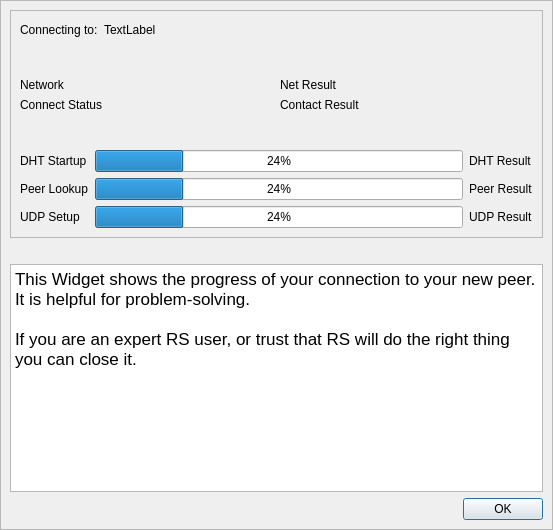
Before: the Qt Designer form retroshare-gui/src/gui/connect/ConnectProgressDialog.ui in RetroShare/RetroShare, drawn with Qt 5.
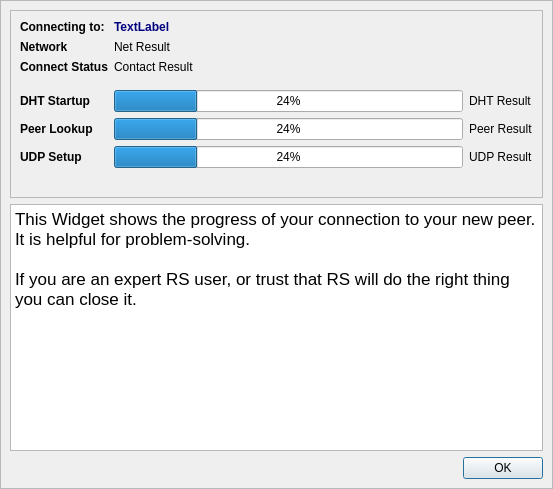
After: the same form once the commit is applied. Icons and pictures are not drawn. Custom widgets are drawn as their Qt base class.

Commit message: * Corrected the layout of the Connect Progress Dialog * Added few more file type icons for "cpp", "h" nd "c" * Corrected some strings * Moved Uploads to Downloads Tab.

```diff
--- a/retroshare-gui/src/gui/connect/ConnectProgressDialog.ui
+++ b/retroshare-gui/src/gui/connect/ConnectProgressDialog.ui
@@ -7,7 +7,7 @@
     <x>0</x>
     <y>0</y>
     <width>553</width>
-    <height>530</height>
+    <height>489</height>
    </rect>
   </property>
   <property name="windowTitle">
@@ -42,8 +42,8 @@
      <property name="frameShadow">
       <enum>QFrame::Raised</enum>
      </property>
-     <layout class="QVBoxLayout" name="verticalLayout_3">
-      <item>
+     <layout class="QGridLayout" name="gridLayout_3">
+      <item row="0" column="0" rowspan="2">
        <widget class="QFrame" name="progressFrame">
         <property name="enabled">
          <bool>true</bool>
@@ -54,215 +54,230 @@
         <property name="frameShadow">
          <enum>QFrame::Raised</enum>
         </property>
-        <layout class="QVBoxLayout" name="verticalLayout">
-         <item>
-          <layout class="QHBoxLayout" name="horizontalLayout_8">
-           <item>
+        <layout class="QGridLayout" name="gridLayout_2">
+         <item row="0" column="0">
+          <layout class="QGridLayout" name="gridLayout">
+           <item row="0" column="0">
             <widget class="QLabel" name="label">
+             <property name="font">
+              <font>
+               <weight>75</weight>
+               <bold>true</bold>
+              </font>
+             </property>
              <property name="text">
               <string>Connecting to:</string>
              </property>
             </widget>
            </item>
-           <item>
-            <widget class="QLabel" name="connectId">
-             <property name="text">
-              <string>TextLabel</string>
-             </property>
-            </widget>
-           </item>
-           <item>
-            <spacer name="horizontalSpacer_2">
-             <property name="orientation">
-              <enum>Qt::Horizontal</enum>
-             </property>
-             <property name="sizeHint" stdset="0">
-              <size>
-               <width>40</width>
-               <height>20</height>
-              </size>
-             </property>
-            </spacer>
-           </item>
-          </layout>
-         </item>
-         <item>
-          <spacer name="verticalSpacer_6">
-           <property name="orientation">
-            <enum>Qt::Vertical</enum>
-           </property>
-           <property name="sizeHint" stdset="0">
-            <size>
-             <width>20</width>
-             <height>13</height>
-            </size>
-           </property>
-          </spacer>
-         </item>
-         <item>
-          <layout class="QGridLayout" name="gridLayout_2">
-           <item row="0" column="0">
+           <item row="1" column="0">
             <widget class="QLabel" name="label_3">
+             <property name="font">
+              <font>
+               <weight>75</weight>
+               <bold>true</bold>
+              </font>
+             </property>
              <property name="text">
               <string>Network </string>
              </property>
             </widget>
            </item>
-           <item row="0" column="1">
-            <widget class="QLabel" name="NetResult">
-             <property name="text">
-              <string>Net Result</string>
-             </property>
-            </widget>
-           </item>
-           <item row="1" column="0">
+           <item row="2" column="0">
             <widget class="QLabel" name="label_4">
+             <property name="font">
+              <font>
+               <weight>75</weight>
+               <bold>true</bold>
+              </font>
+             </property>
              <property name="text">
               <string>Connect Status</string>
              </property>
             </widget>
            </item>
-           <item row="1" column="1">
-            <widget class="QLabel" name="ContactResult">
-             <property name="text">
-              <string>Contact Result</string>
-             </property>
-            </widget>
-           </item>
-          </layout>
-         </item>
-         <item>
-          <spacer name="verticalSpacer_5">
-           <property name="orientation">
-            <enum>Qt::Vertical</enum>
-           </property>
-           <property name="sizeHint" stdset="0">
-            <size>
-             <width>20</width>
-             <height>13</height>
-            </size>
-           </property>
-          </spacer>
-         </item>
-         <item>
-          <layout class="QGridLayout" name="gridLayout">
-           <item row="0" column="0">
+           <item row="4" column="0">
             <widget class="QLabel" name="label_2">
+             <property name="font">
+              <font>
+               <weight>75</weight>
+               <bold>true</bold>
+              </font>
+             </property>
              <property name="text">
               <string>DHT Startup</string>
              </property>
             </widget>
            </item>
-           <item row="0" column="1">
-            <widget class="QProgressBar" name="DhtProgressBar">
-             <property name="value">
-              <number>24</number>
-             </property>
-            </widget>
-           </item>
-           <item row="0" column="2">
+           <item row="4" column="2">
             <widget class="QLabel" name="DhtResult">
              <property name="text">
               <string>DHT Result</string>
              </property>
             </widget>
            </item>
-           <item row="1" column="0">
+           <item row="5" column="0">
             <widget class="QLabel" name="label_6">
+             <property name="font">
+              <font>
+               <weight>75</weight>
+               <bold>true</bold>
+              </font>
+             </property>
              <property name="text">
               <string>Peer Lookup</string>
              </property>
             </widget>
            </item>
-           <item row="1" column="1">
-            <widget class="QProgressBar" name="LookupProgressBar">
-             <property name="value">
-              <number>24</number>
-             </property>
-            </widget>
-           </item>
-           <item row="1" column="2">
+           <item row="5" column="2">
             <widget class="QLabel" name="LookupResult">
              <property name="text">
               <string>Peer Result</string>
              </property>
             </widget>
            </item>
-           <item row="2" column="0">
+           <item row="6" column="0">
             <widget class="QLabel" name="label_7">
+             <property name="font">
+              <font>
+               <weight>75</weight>
+               <bold>true</bold>
+              </font>
+             </property>
              <property name="text">
               <string>UDP Setup</string>
              </property>
             </widget>
            </item>
-           <item row="2" column="1">
-            <widget class="QProgressBar" name="UdpProgressBar">
-             <property name="value">
-              <number>24</number>
-             </property>
-            </widget>
-           </item>
-           <item row="2" column="2">
+           <item row="6" column="2">
             <widget class="QLabel" name="UdpResult">
              <property name="text">
               <string>UDP Result</string>
              </property>
             </widget>
            </item>
+           <item row="4" column="1">
+            <widget class="QProgressBar" name="DhtProgressBar">
+             <property name="value">
+              <number>24</number>
+             </property>
+            </widget>
+           </item>
+           <item row="5" column="1">
+            <widget class="QProgressBar" name="LookupProgressBar">
+             <property name="value">
+              <number>24</number>
+             </property>
+            </widget>
+           </item>
+           <item row="6" column="1">
+            <widget class="QProgressBar" name="UdpProgressBar">
+             <property name="value">
+              <number>24</number>
+             </property>
+            </widget>
+           </item>
+           <item row="0" column="1">
+            <widget class="QLabel" name="connectId">
+             <property name="palette">
+              <palette>
+               <active>
+                <colorrole role="WindowText">
+                 <brush brushstyle="SolidPattern">
+                  <color alpha="255">
+                   <red>0</red>
+                   <green>0</green>
+                   <blue>127</blue>
+                  </color>
+                 </brush>
+                </colorrole>
+               </active>
+               <inactive>
+                <colorrole role="WindowText">
+                 <brush brushstyle="SolidPattern">
+                  <color alpha="255">
+                   <red>0</red>
+                   <green>0</green>
+                   <blue>127</blue>
+                  </color>
+                 </brush>
+                </colorrole>
+               </inactive>
+               <disabled>
+                <colorrole role="WindowText">
+                 <brush brushstyle="SolidPattern">
+                  <color alpha="255">
+                   <red>118</red>
+                   <green>116</green>
+                   <blue>108</blue>
+                  </color>
+                 </brush>
+                </colorrole>
+               </disabled>
+              </palette>
+             </property>
+             <property name="font">
+              <font>
+               <pointsize>9</pointsize>
+               <weight>75</weight>
+               <bold>true</bold>
+              </font>
+             </property>
+             <property name="text">
+              <string>TextLabel</string>
+             </property>
+            </widget>
+           </item>
+           <item row="1" column="1">
+            <widget class="QLabel" name="NetResult">
+             <property name="text">
+              <string>Net Result</string>
+             </property>
+            </widget>
+           </item>
+           <item row="2" column="1">
+            <widget class="QLabel" name="ContactResult">
+             <property name="text">
+              <string>Contact Result</string>
+             </property>
+            </widget>
+           </item>
+           <item row="8" column="0">
+            <widget class="QLabel" name="statusIcon">
+             <property name="text">
+              <string/>
+             </property>
+            </widget>
+           </item>
+           <item row="8" column="1">
+            <widget class="QLabel" name="statusTitle">
+             <property name="text">
+              <string/>
+             </property>
+            </widget>
+           </item>
+           <item row="3" column="1">
+            <spacer name="verticalSpacer">
+             <property name="orientation">
+              <enum>Qt::Vertical</enum>
+             </property>
+             <property name="sizeType">
+              <enum>QSizePolicy::Fixed</enum>
+             </property>
+             <property name="sizeHint" stdset="0">
+              <size>
+               <width>20</width>
+               <height>10</height>
+              </size>
+             </property>
+            </spacer>
+           </item>
           </layout>
          </item>
         </layout>
        </widget>
       </item>
-      <item>
-       <layout class="QHBoxLayout" name="horizontalLayout_2">
-        <item>
-         <widget class="QLabel" name="statusIcon">
-          <property name="sizePolicy">
-           <sizepolicy hsizetype="Minimum" vsizetype="Minimum">
-            <horstretch>0</horstretch>
-            <verstretch>0</verstretch>
-           </sizepolicy>
-          </property>
-          <property name="sizeIncrement">
-           <size>
-            <width>1</width>
-            <height>0</height>
-           </size>
-          </property>
-          <property name="text">
-           <string/>
-          </property>
-         </widget>
-        </item>
-        <item>
-         <widget class="QLabel" name="statusTitle">
-          <property name="sizePolicy">
-           <sizepolicy hsizetype="Preferred" vsizetype="Ignored">
-            <horstretch>0</horstretch>
-            <verstretch>0</verstretch>
-           </sizepolicy>
-          </property>
-          <property name="sizeIncrement">
-           <size>
-            <width>5</width>
-            <height>0</height>
-           </size>
-          </property>
-          <property name="font">
-           <font>
-            <weight>75</weight>
-            <bold>true</bold>
-           </font>
-          </property>
-          <property name="text">
-           <string/>
-          </property>
-         </widget>
-        </item>
-       </layout>
-      </item>
-      <item>
+      <item row="2" column="0">
        <widget class="QTextBrowser" name="textBrowser">
         <property name="html">
          <string>&lt;!DOCTYPE HTML PUBLIC &quot;-//W3C//DTD HTML 4.0//EN&quot; &quot;http://www.w3.org/TR/REC-html40/strict.dtd&quot;&gt;
@@ -277,7 +292,7 @@
         </property>
        </widget>
       </item>
-      <item>
+      <item row="3" column="0">
        <layout class="QHBoxLayout" name="horizontalLayout">
         <item>
          <spacer name="horizontalSpacer">
```
The commit also changes 6 other files.
